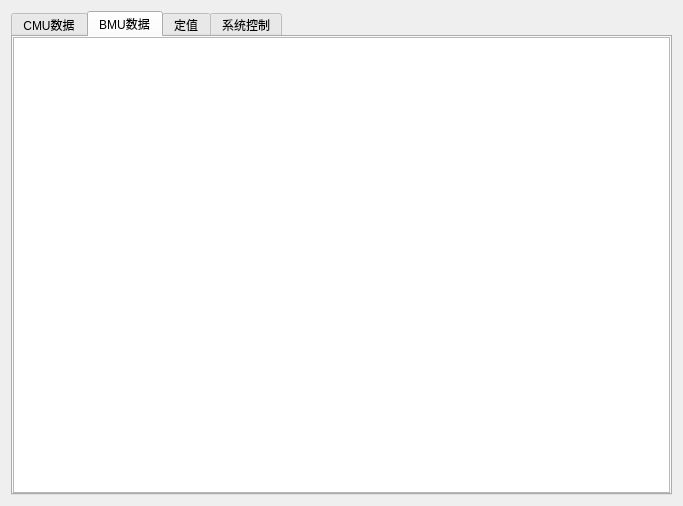
This is widget.ui in Shogpe/bmsTool as Qt 5 draws it before an edit. The edited form follows.
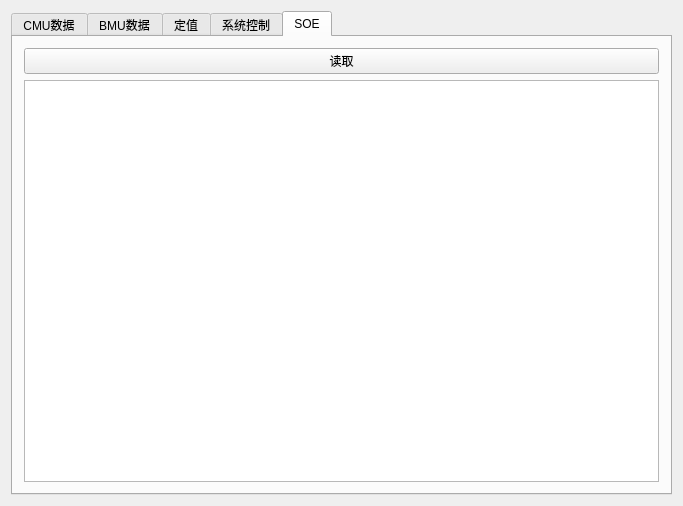
This is the edited form. Custom widgets are drawn as their Qt base class.

The edit to the form file:
```diff
--- a/widget.ui
+++ b/widget.ui
@@ -47,7 +47,7 @@
       <bool>false</bool>
      </property>
      <property name="currentIndex">
-      <number>1</number>
+      <number>4</number>
      </property>
      <widget class="QWidget" name="tabCMU">
       <property name="enabled">
@@ -5496,6 +5496,23 @@
        </item>
       </layout>
      </widget>
+     <widget class="QWidget" name="tabSOE">
+      <attribute name="title">
+       <string>SOE</string>
+      </attribute>
+      <layout class="QGridLayout" name="gridLayout_4">
+       <item row="0" column="0">
+        <widget class="QPushButton" name="btnReadSOE">
+         <property name="text">
+          <string>读取</string>
+         </property>
+        </widget>
+       </item>
+       <item row="1" column="0">
+        <widget class="QTableView" name="ViewSOE"/>
+       </item>
+      </layout>
+     </widget>
     </widget>
    </item>
   </layout>
```
